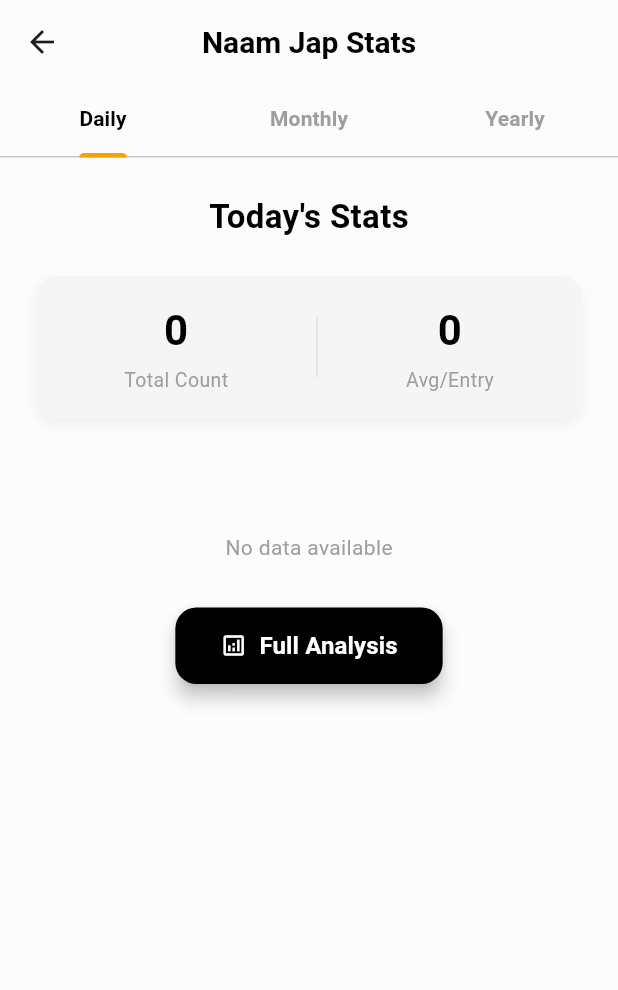
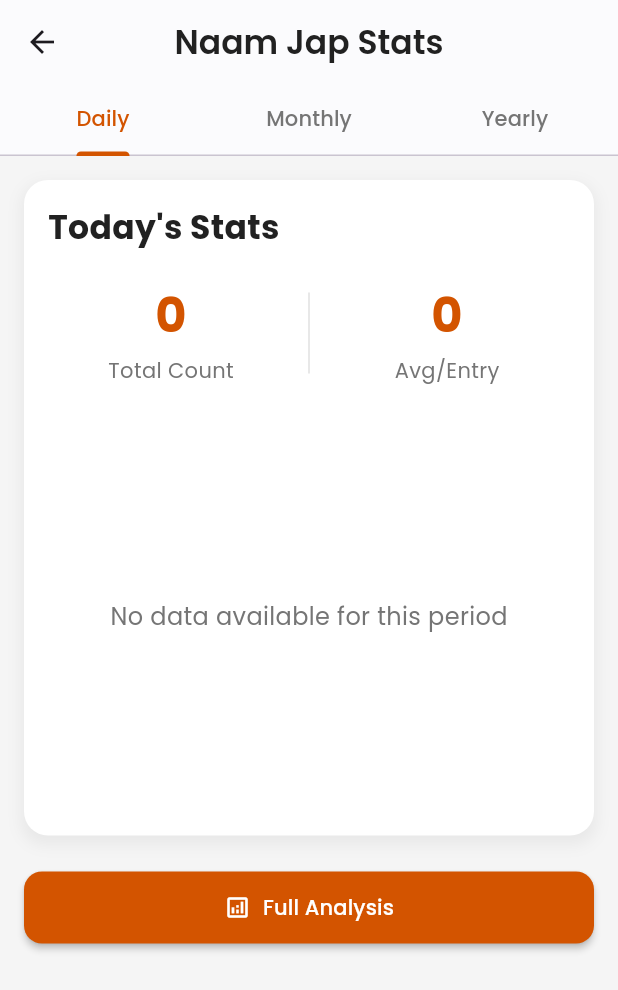
Before and after one commit to mohansinghmahecha/naam-jup, a Flutter app: the AnalysisPage screen opened directly, on a phone screen of 412 x 824 dp. Shown: the top 990 px of the screen. Run offline on Flutter 3.47's test engine with Material 3 defaults, Android fonts, the phone set to English and light mode, and no system bars; our stand-ins replace fl_chart, flutter_riverpod, google_fonts, shared_preferences, table_calendar; accounts and stored records are empty.

Commit message:
hindi font added

```diff
--- a/lib/main.dart
+++ b/lib/main.dart
@@ -3,6 +3,7 @@ import 'package:flutter/material.dart';
 import 'package:flutter_riverpod/flutter_riverpod.dart';
 import 'pages/home_page.dart';
 import 'pages/analysis_page.dart';
+import 'package:google_fonts/google_fonts.dart';
 
 void main() {
   runApp(const ProviderScope(child: MyApp()));
@@ -19,6 +20,7 @@ class MyApp extends StatelessWidget {
       theme: ThemeData(
         primarySwatch: Colors.indigo,
         scaffoldBackgroundColor: Colors.white,
+        textTheme: GoogleFonts.poppinsTextTheme(), // Global Poppins
       ),
       home: const RootScaffold(),
       debugShowCheckedModeBanner: false,
--- a/lib/pages/analysis_page.dart
+++ b/lib/pages/analysis_page.dart
@@ -20,6 +20,19 @@ class _AnalysisPageState extends State<AnalysisPage>
   bool isLoading = false;
   late TabController _tabController;
 
+  // --- UI Theme Colors ---
+  // Define a cohesive color palette for the stats page
+  static const Color _primaryColor = Color(
+    0xFFD35400,
+  ); // A strong, saffron-like orange
+  static const Color _secondaryColor = Color(
+    0xFFF39C12,
+  ); // A bright, golden-yellow
+  static final Color _scaffoldBgColor = Colors.grey.shade100;
+  static const Color _cardBgColor = Colors.white;
+  static final Color _darkTextColor = Colors.grey.shade900;
+  static final Color _lightTextColor = Colors.grey.shade600;
+
   @override
   void initState() {
     super.initState();
@@ -27,6 +40,7 @@ class _AnalysisPageState extends State<AnalysisPage>
     _loadData();
   }
 
+  // --- Data Loading (Unchanged) ---
   Future<void> _loadData() async {
     setState(() => isLoading = true);
     final gods = await StorageService.loadGods();
@@ -38,6 +52,7 @@ class _AnalysisPageState extends State<AnalysisPage>
     });
   }
 
+  // --- Data Filtering (Unchanged) ---
   Map<String, int> _getFilteredCounts(String range) {
     final now = DateTime.now();
     final Map<String, int> totals = {};
@@ -70,126 +85,108 @@ class _AnalysisPageState extends State<AnalysisPage>
     return totals;
   }
 
+  // --- UI Helper Widgets (Refactored) ---
+
+  // Refactored to act as a header inside a card
   Widget _sectionTitle(String title) {
-    return Padding(
-      padding: const EdgeInsets.only(top: 24, bottom: 8),
-      child: Text(
+    return Text(
       title,
-        style: const TextStyle(
+      style: TextStyle(
         fontSize: 22,
-          fontWeight: FontWeight.w700,
-          color: Colors.black,
-        ),
+        fontWeight: FontWeight.bold,
+        color: _darkTextColor,
       ),
     );
   }
 
+  // Refactored for a cleaner, modern look with a divider
   Widget _statsHeader(int total, double avg) {
-    return Container(
-      margin: const EdgeInsets.symmetric(horizontal: 24, vertical: 16),
-      padding: const EdgeInsets.symmetric(vertical: 16),
-      decoration: BoxDecoration(
-        color: Colors.grey.shade100,
-        borderRadius: BorderRadius.circular(14),
-        boxShadow: [
-          BoxShadow(
-            color: Colors.black.withOpacity(0.05),
-            blurRadius: 8,
-            offset: const Offset(0, 4),
+    return IntrinsicHeight(
+      child: Row(
+        mainAxisAlignment: MainAxisAlignment.center,
+        children: [
+          Expanded(child: _statBox("Total Count", total.toString())),
+          VerticalDivider(
+            color: Colors.grey.shade300,
+            thickness: 1,
+            width: 20,
+            indent: 8,
+            endIndent: 8,
           ),
-        ],
-      ),
-      child: Row(
-        mainAxisAlignment: MainAxisAlignment.spaceEvenly,
-        children: [
-          _statBox("Total Count", total.toString()),
-          Container(width: 1, height: 40, color: Colors.grey.shade300),
-          _statBox("Avg/Entry", avg.toStringAsFixed(0)),
+          Expanded(child: _statBox("Avg/Entry", avg.toStringAsFixed(0))),
         ],
       ),
     );
   }
 
+  // Refactored with new theme colors and typography
   Widget _statBox(String label, String value) {
     return Column(
+      mainAxisAlignment: MainAxisAlignment.center,
       children: [
         Text(
           value,
           style: const TextStyle(
-            fontSize: 28,
+            fontSize: 32,
             fontWeight: FontWeight.w700,
-            color: Colors.black,
+            color: _primaryColor, // Use primary theme color
           ),
         ),
         const SizedBox(height: 4),
-        Text(label, style: const TextStyle(fontSize: 13, color: Colors.grey)),
+        Text(label, style: TextStyle(fontSize: 14, color: _lightTextColor)),
       ],
     );
   }
 
+  // Refactored to use new theme gradient and better "no data" message
   Widget _barChart(Map<String, int> totals) {
     if (totals.isEmpty) {
-      return const Padding(
-        padding: EdgeInsets.only(top: 60),
-        child: Text('No data available', style: TextStyle(color: Colors.grey)),
+      return Container(
+        height: 260,
+        alignment: Alignment.center,
+        child: Text(
+          'No data available for this period',
+          style: TextStyle(color: _lightTextColor, fontSize: 16),
+        ),
       );
     }
 
     final counts = totals.values.toList();
     final labels = totals.keys.map((k) => godNames[k] ?? k).toList();
     final maxY = counts.reduce(math.max).toDouble();
+    // Add 20% headroom to the chart's Y-axis for better spacing
+    final chartMaxY = (maxY * 1.2).ceilToDouble();
 
-    return Padding(
-      padding: const EdgeInsets.fromLTRB(24, 10, 24, 10),
-      child: Container(
-        height: 280,
-        decoration: BoxDecoration(
-          color: Colors.white,
-          borderRadius: BorderRadius.circular(16),
-          boxShadow: [
-            BoxShadow(
-              color: Colors.black.withOpacity(0.05),
-              blurRadius: 8,
-              offset: const Offset(0, 4),
-            ),
-          ],
-        ),
-        padding: const EdgeInsets.only(
-          top: 20,
-          left: 10,
-          right: 10,
-          bottom: 20,
-        ),
+    return SizedBox(
+      height: 260,
       child: BarChart(
         BarChartData(
-            maxY: maxY + 5,
+          maxY: chartMaxY,
           gridData: FlGridData(show: false),
           borderData: FlBorderData(show: false),
           titlesData: FlTitlesData(
             leftTitles: AxisTitles(sideTitles: SideTitles(showTitles: false)),
-              rightTitles: AxisTitles(
-                sideTitles: SideTitles(showTitles: false),
-              ),
+            rightTitles: AxisTitles(sideTitles: SideTitles(showTitles: false)),
             topTitles: AxisTitles(sideTitles: SideTitles(showTitles: false)),
             bottomTitles: AxisTitles(
               sideTitles: SideTitles(
                 showTitles: true,
-                  reservedSize: 40, // prevents clipping
+                reservedSize: 38, // Give labels a bit more space
                 getTitlesWidget: (value, meta) {
                   int index = value.toInt();
                   if (index < 0 || index >= labels.length) {
                     return const SizedBox.shrink();
                   }
-                    return Padding(
-                      padding: const EdgeInsets.only(top: 6.0),
+                  return SideTitleWidget(
+                    axisSide: meta.axisSide,
+                    space: 6.0,
                     child: Text(
                       labels[index],
-                        style: const TextStyle(
-                          fontSize: 11,
-                          color: Colors.black87,
+                      style: TextStyle(
+                        fontSize: 12, // Slightly larger for readability
+                        color: _darkTextColor,
                         fontWeight: FontWeight.w500,
                       ),
-                        textAlign: TextAlign.center,
                     ),
                   );
                 },
@@ -203,11 +200,15 @@ class _AnalysisPageState extends State<AnalysisPage>
                 BarChartRodData(
                   toY: counts[i].toDouble(),
                   width: 22,
-                    borderRadius: BorderRadius.circular(8),
+                  // Use a vertical-only border radius
+                  borderRadius: const BorderRadius.vertical(
+                    top: Radius.circular(6),
+                  ),
+                  // Use the new theme gradient
                   gradient: const LinearGradient(
-                      colors: [Color(0xFFFFC107), Colors.black],
-                      begin: Alignment.topCenter,
-                      end: Alignment.bottomCenter,
+                    colors: [_secondaryColor, _primaryColor],
+                    begin: Alignment.bottomCenter,
+                    end: Alignment.topCenter,
                   ),
                 ),
               ],
@@ -215,10 +216,11 @@ class _AnalysisPageState extends State<AnalysisPage>
           }),
         ),
       ),
-      ),
     );
   }
 
+  // --- Main Content Widget (Refactored) ---
+  // This now builds a "dashboard card" for a cleaner look
   Widget _buildTabContent(String range, String title) {
     final totals = _getFilteredCounts(range);
     final totalCount = totals.values.fold<int>(0, (a, b) => a + b);
@@ -226,13 +228,39 @@ class _AnalysisPageState extends State<AnalysisPage>
 
     return SingleChildScrollView(
       physics: const BouncingScrollPhysics(),
+      // Add padding around the entire tab content
+      padding: const EdgeInsets.all(16.0),
       child: Column(
-        crossAxisAlignment: CrossAxisAlignment.center,
+        crossAxisAlignment: CrossAxisAlignment.stretch,
+        children: [
+          // This container acts as a dashboard card
+          Container(
+            padding: const EdgeInsets.all(16.0),
+            decoration: BoxDecoration(
+              color: _cardBgColor,
+              borderRadius: BorderRadius.circular(16.0),
+              boxShadow: [
+                BoxShadow(
+                  color: Colors.grey.withOpacity(0.15),
+                  spreadRadius: 2,
+                  blurRadius: 8,
+                  offset: const Offset(0, 4),
+                ),
+              ],
+            ),
+            child: Column(
+              crossAxisAlignment: CrossAxisAlignment.start,
               children: [
                 _sectionTitle(title),
+                const SizedBox(height: 20),
                 _statsHeader(totalCount, avg.toDouble()),
+                const SizedBox(height: 24),
                 _barChart(totals),
-          const SizedBox(height: 30),
+              ],
+            ),
+          ),
+          const SizedBox(height: 24),
+          // Styled the button to match the new theme
           ElevatedButton.icon(
             onPressed: () {
               Navigator.push(
@@ -241,52 +269,41 @@ class _AnalysisPageState extends State<AnalysisPage>
               );
             },
             icon: const Icon(Icons.analytics_outlined, color: Colors.white),
-            label: const Text(
-              "Full Analysis",
-              style: TextStyle(fontWeight: FontWeight.w600, fontSize: 16),
+            label: const Text("Full Analysis"),
+            style: ElevatedButton.styleFrom(
+              backgroundColor: _primaryColor, // Use theme color
+              foregroundColor: Colors.white,
+              padding: const EdgeInsets.symmetric(horizontal: 28, vertical: 14),
+              shape: RoundedRectangleBorder(
+                borderRadius: BorderRadius.circular(12),
               ),
-            style: ElevatedButton.styleFrom(
-              backgroundColor: Colors.black,
-              foregroundColor: Colors.white,
-              padding: const EdgeInsets.symmetric(horizontal: 30, vertical: 14),
-              shape: RoundedRectangleBorder(
-                borderRadius: BorderRadius.circular(14),
-              ),
-              elevation: 5,
+              elevation: 2,
             ),
           ),
-          const SizedBox(height: 80),
+          const SizedBox(height: 40),
         ],
       ),
     );
   }
 
+  // --- Build Method (Refactored) ---
   @override
   Widget build(BuildContext context) {
     return Scaffold(
-      backgroundColor: const Color(0xFFFDFCFD),
+      backgroundColor: _scaffoldBgColor, // Use soft grey background
       appBar: AppBar(
-        title: const Text(
+        title: Text(
           "Naam Jap Stats",
-          style: TextStyle(
-            color: Colors.black,
-            fontWeight: FontWeight.w700,
-            fontSize: 20,
-          ),
+          style: TextStyle(color: _darkTextColor, fontWeight: FontWeight.w600),
         ),
         centerTitle: true,
-        backgroundColor: Colors.white,
-        elevation: 0.4,
+        backgroundColor: _cardBgColor, // Use white for AppBar
+        elevation: 0.5, // Add a subtle shadow
         bottom: TabBar(
           controller: _tabController,
-          labelColor: Colors.black,
-          unselectedLabelColor: Colors.grey,
-          indicatorColor: Colors.amber.shade700,
-          indicatorWeight: 3,
-          labelStyle: const TextStyle(
-            fontWeight: FontWeight.w600,
-            fontSize: 14,
-          ),
+          labelColor: _primaryColor, // Use theme color
+          unselectedLabelColor: _lightTextColor,
+          indicatorColor: _primaryColor, // Use theme color
           tabs: const [
             Tab(text: "Daily"),
             Tab(text: "Monthly"),
@@ -296,7 +313,9 @@ class _AnalysisPageState extends State<AnalysisPage>
       ),
       body:
           isLoading
-              ? const Center(child: CircularProgressIndicator())
+              ? const Center(
+                child: CircularProgressIndicator(color: _primaryColor),
+              )
               : TabBarView(
                 controller: _tabController,
                 children: [
--- a/lib/pages/home_page.dart
+++ b/lib/pages/home_page.dart
@@ -2,6 +2,7 @@ import 'package:flutter/material.dart';
 import 'package:flutter_riverpod/flutter_riverpod.dart';
 import '../providers/god_provider.dart';
 import '../models/god.dart';
+import 'package:google_fonts/google_fonts.dart';
 
 class HomePage extends ConsumerStatefulWidget {
   const HomePage({super.key});
@@ -132,8 +133,8 @@ class _HomePageState extends ConsumerState<HomePage>
                   padding: const EdgeInsets.all(16.0),
                   child: Text(
                     currentGod.name,
-                    style: const TextStyle(
-                      fontSize: 30,
+                    style: GoogleFonts.alkatra(
+                      fontSize: 80,
                       fontWeight: FontWeight.bold,
                       color: Colors.indigo,
                     ),
--- a/lib/providers/god_provider.dart
+++ b/lib/providers/god_provider.dart
@@ -24,9 +24,10 @@ class GodListNotifier extends StateNotifier<List<God>> {
     } else {
       // default sample gods
       state = [
-        God(id: const Uuid().v4(), name: 'Shiva'),
-        God(id: const Uuid().v4(), name: 'Vishnu'),
-        God(id: const Uuid().v4(), name: 'Lakshmi'),
+        God(id: const Uuid().v4(), name: 'राम'),
+        God(id: const Uuid().v4(), name: 'शिव'),
+        God(id: const Uuid().v4(), name: 'विष्णु'),
+        God(id: const Uuid().v4(), name: 'लक्ष्मी'),
       ];
       await StorageService.saveGods(state);
     }
--- a/pubspec.yaml
+++ b/pubspec.yaml
@@ -16,7 +16,7 @@ dependencies:
   shared_preferences: ^2.0.15
   uuid: ^3.0.6
   intl: ^0.18.0
-  google_fonts: ^6.2.1
+  google_fonts: ^6.3.2
   cupertino_icons: ^1.0.8
   fl_chart: ^0.60.0   # <-- Keep this version
   table_calendar: ^3.0.9
```
Lines whose indentation alone changed are shown as unchanged.
